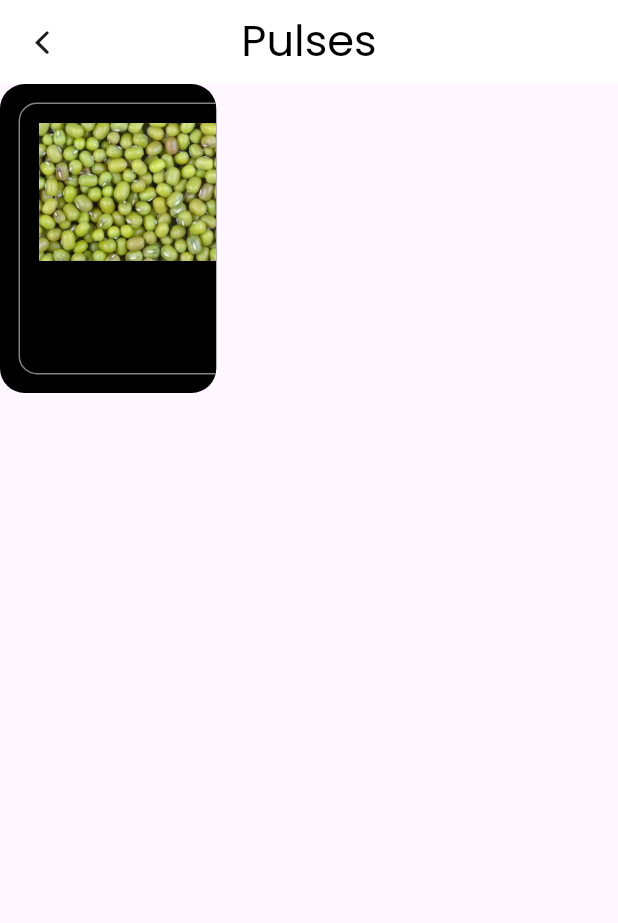
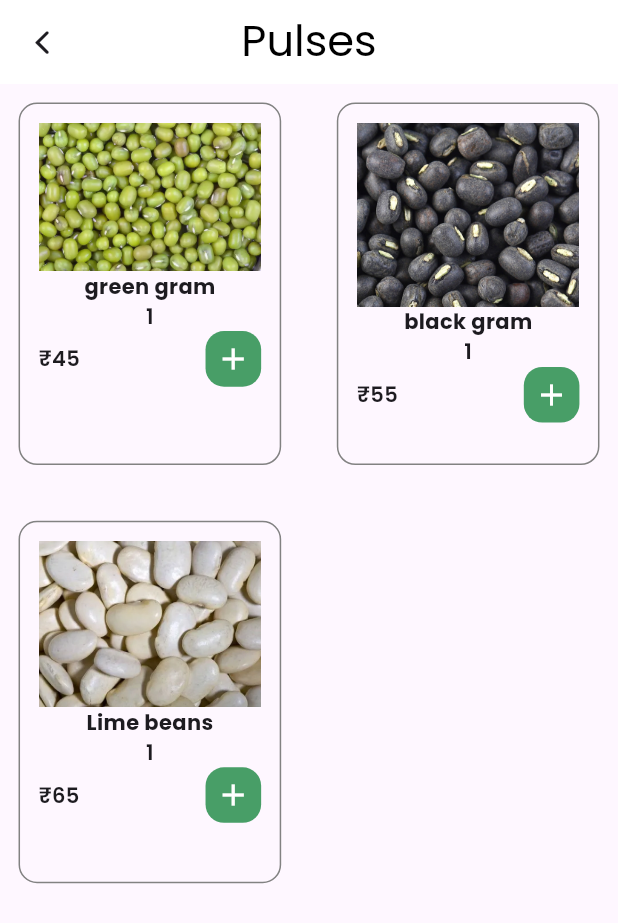
Before and after one commit to shibii787/nectar_project1, a Flutter app: the screen it shows after launch, on a phone screen of 412 x 824 dp. Shown: the top 923 px of the screen. Run offline on Flutter 3.47's test engine with Material 3 defaults, Android fonts, the phone set to English and light mode, and no system bars; our stand-ins replace carousel_slider, cloud_firestore, firebase_auth, firebase_core, firebase_storage, flutter_riverpod and 10 more; missing offline and left inert: animated_rating_stars, flutter_flip_card; accounts and stored records are empty.

Commit message:
pulses page updated

```diff
--- a/lib/pulses/pulses_page.dart
+++ b/lib/pulses/pulses_page.dart
@@ -56,20 +56,20 @@ class _pulsesState extends State<pulses> {
       ),
       body: Column(
         children: [
-          Container(
-            height: w*0.5,
-            width: w*0.35,
-            decoration: BoxDecoration(
-                color: Colors.black,
-              borderRadius: BorderRadius.circular(w*0.04)
+             Expanded(
+               child: GridView.builder(
+                 shrinkWrap: true,
+                 physics: BouncingScrollPhysics(),
+                 itemCount: pulses.length,
+                 gridDelegate: SliverGridDelegateWithFixedCrossAxisCount(
+            crossAxisCount:2,
+            crossAxisSpacing: w*0.03,
+            mainAxisSpacing: w*0.03,
+            childAspectRatio: 0.75,
           ),
-            child: ListView.builder(
-              physics: BouncingScrollPhysics(),
-                shrinkWrap: true,
-                scrollDirection: Axis.horizontal,
            itemBuilder: (context, index) {
-                  return Container(
-                      height: h*0.15,
+            return  Container(
+                height: h*0.20,
                 width: w*0.4,
                 padding: EdgeInsets.all(w*0.03),
                 margin: EdgeInsets.all(w*0.03),
@@ -79,16 +79,40 @@ class _pulsesState extends State<pulses> {
                       color: theColors.eleventh
                   ),
                 ),
+
                 child: Column(
                   children: [
-                        Image.asset(pulses[index]["image"])
+                    Image.asset(pulses[index]["image"]),
+                    Text(pulses[index]["name"],style: TextStyle(
+                      fontWeight: FontWeight.w700
+                    )),
+                    Text(pulses[index]["qty"].toString(),style: TextStyle(
+                      fontWeight: FontWeight.w600
+                    ),),
+                    Row(
+                      mainAxisAlignment: MainAxisAlignment.spaceBetween,
+                      children: [
+                        Text("₹${pulses[index]["price"]}".toString(),style: TextStyle(
+                          fontWeight: FontWeight.w600
+                        ),),
+                        Container(
+                          height: w*0.09,
+                          width: w*0.09,
+                          decoration: BoxDecoration(
+                              color: theColors.fourteen,
+                            borderRadius: BorderRadius.circular(w*0.03)
+                          ),
+                          child: Icon(Icons.add,color: theColors.primaryColor),
+                        )
+                      ],
+                    ),
+
                   ],
                 ),
             );
+          },),
+             ),
 
-                },
-            ),
-          )
         ],
       )
 
```
Lines whose indentation alone changed are shown as unchanged.
